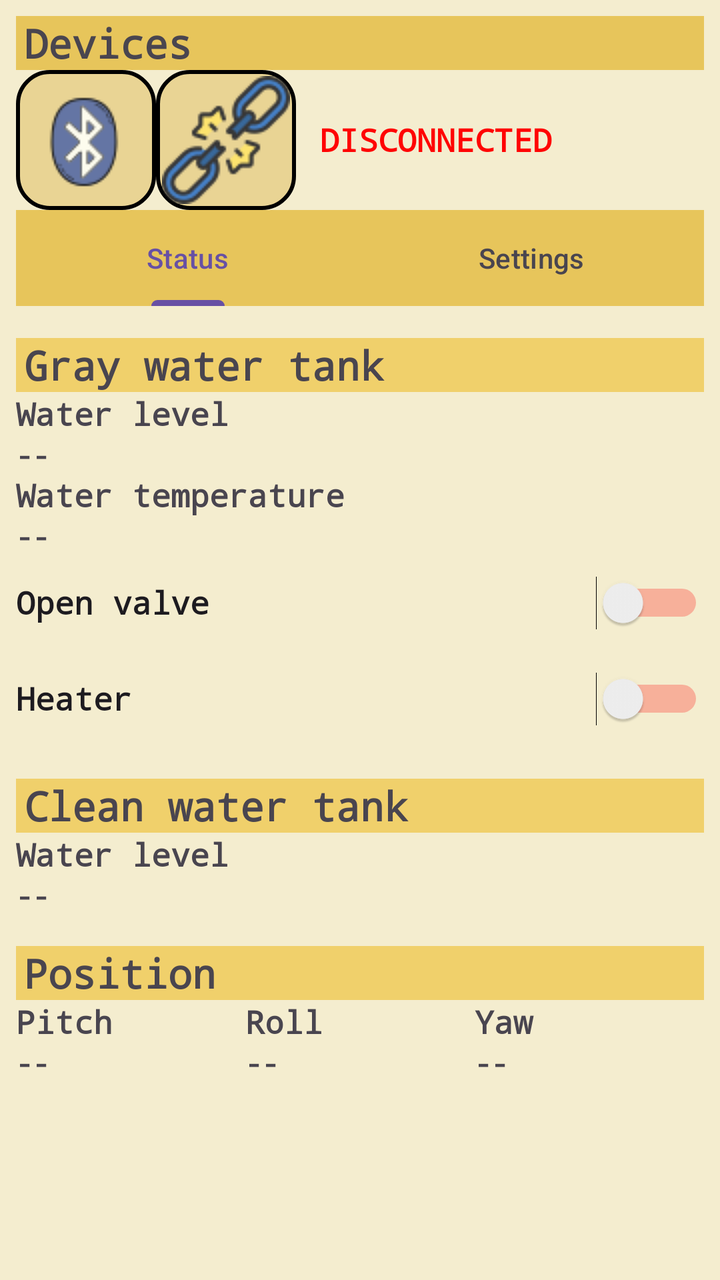
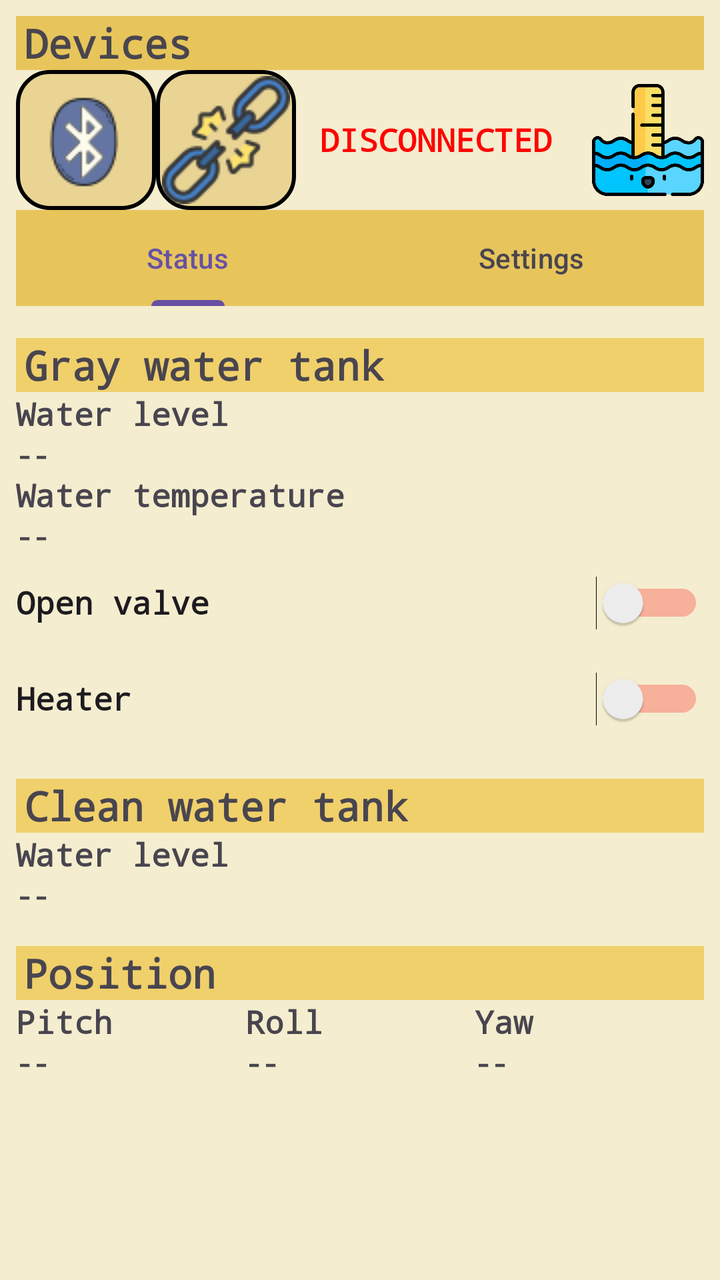

An Android layout rendered at two revisions. The XML below is the earlier revision; the diff shows what the commit changed to produce the second picture.
<!-- AndroidManifest.xml: application theme Theme.TankManager -->
<!-- res/layout/activity_main.xml -->
<?xml version="1.0" encoding="utf-8"?>
<LinearLayout xmlns:android="http://schemas.android.com/apk/res/android"
    xmlns:app="http://schemas.android.com/apk/res-auto"
    xmlns:tools="http://schemas.android.com/tools"
    android:id="@+id/main"
    android:layout_width="match_parent"
    android:layout_height="match_parent"
    android:background="#F4EDCF"
    android:orientation="vertical"
    tools:context=".MainActivity">

    <LinearLayout
        android:layout_width="match_parent"
        android:layout_height="wrap_content"
        android:layout_marginHorizontal="8dp"
        android:layout_marginTop="8dp"
        android:orientation="vertical">

        <TextView
            style="@style/SectionTitle"
            android:background="#E7C55B"
            android:text="@string/devices" />

        <LinearLayout
            android:layout_width="match_parent"
            android:layout_height="70dp"
            android:gravity="center_vertical"
            android:orientation="horizontal">

            <ImageButton
                android:id="@+id/bluetootl_list_btn"
                android:layout_width="70dp"
                android:layout_height="match_parent"
                android:background="@drawable/round_corners"
                android:contentDescription="@string/device_list"
                android:onClick="openBTList"
                app:srcCompat="@drawable/bluetooth" />

            <ImageButton
                android:id="@+id/break_connection_btn"
                android:layout_width="70dp"
                android:layout_height="match_parent"
                android:background="@drawable/round_corners"
                android:contentDescription="@string/disconnect"
                android:onClick="breakBTConnection"
                app:srcCompat="@drawable/broken_link" />

            <TextView
                android:id="@+id/connection_txt"
                style="@style/Label"
                android:layout_marginStart="12dp"
                android:text="@string/disconnected"
                android:textColor="#FF0303" />
        </LinearLayout>
    </LinearLayout>

    <com.google.android.material.tabs.TabLayout
        android:id="@+id/tab_layout"
        android:layout_width="match_parent"
        android:layout_height="wrap_content"
        android:layout_marginHorizontal="8dp"
        android:background="#E7C55B">

        <com.google.android.material.tabs.TabItem
            android:layout_width="wrap_content"
            android:layout_height="wrap_content"
            android:text="@string/tab_status" />

        <com.google.android.material.tabs.TabItem
            android:layout_width="wrap_content"
            android:layout_height="wrap_content"
            android:text="@string/tab_settings" />
    </com.google.android.material.tabs.TabLayout>

    <ScrollView
        android:layout_width="match_parent"
        android:layout_height="0dp"
        android:layout_weight="1"
        android:fillViewport="true">

        <FrameLayout
            android:layout_width="match_parent"
            android:layout_height="wrap_content"
            android:paddingHorizontal="8dp"
            android:paddingBottom="16dp">

            <LinearLayout
                android:id="@+id/status_group"
                android:layout_width="match_parent"
                android:layout_height="wrap_content"
                android:orientation="vertical">

                <TextView
                    style="@style/SectionTitle"
                    android:layout_marginTop="16dp"
                    android:text="@string/gray_water_tank" />

                <TextView
                    style="@style/Label"
                    android:text="@string/water_level" />

                <TextView
                    android:id="@+id/gray_water_lvl_txt"
                    style="@style/Value"
                    android:text="@string/no_value" />

                <TextView
                    style="@style/Label"
                    android:text="@string/water_temperature" />

                <TextView
                    android:id="@+id/gray_water_lvl_temp"
                    style="@style/Value"
                    android:text="@string/no_value" />

                <Switch
                    android:id="@+id/open_valve_switch"
                    style="@style/Label"
                    android:layout_height="48dp"
                    android:text="@string/open_valve"
                    android:trackTint="#FF0000" />

                <Switch
                    android:id="@+id/heate_on_light"
                    style="@style/Label"
                    android:layout_height="48dp"
                    android:clickable="false"
                    android:focusable="false"
                    android:text="@string/heater"
                    android:trackTint="#FF0000" />

                <TextView
                    style="@style/SectionTitle"
                    android:layout_marginTop="16dp"
                    android:text="@string/clean_water_tank" />

                <TextView
                    style="@style/Label"
                    android:text="@string/water_level" />

                <TextView
                    android:id="@+id/clean_water_lvl_txt"
                    style="@style/Value"
                    android:text="@string/no_value" />

                <TextView
                    style="@style/SectionTitle"
                    android:layout_marginTop="16dp"
                    android:text="@string/position" />

                <LinearLayout
                    android:layout_width="match_parent"
                    android:layout_height="wrap_content"
                    android:baselineAligned="false"
                    android:orientation="horizontal">

                    <LinearLayout
                        android:layout_width="0dp"
                        android:layout_height="wrap_content"
                        android:layout_weight="1"
                        android:orientation="vertical">

                        <TextView
                            style="@style/Label"
                            android:text="@string/pitch" />

                        <TextView
                            android:id="@+id/pitch_num"
                            style="@style/Value"
                            android:text="@string/no_value" />
                    </LinearLayout>

                    <LinearLayout
                        android:layout_width="0dp"
                        android:layout_height="wrap_content"
                        android:layout_weight="1"
                        android:orientation="vertical">

                        <TextView
                            style="@style/Label"
                            android:text="@string/roll" />

                        <TextView
                            android:id="@+id/roll_num"
                            style="@style/Value"
                            android:text="@string/no_value" />
                    </LinearLayout>

                    <LinearLayout
                        android:layout_width="0dp"
                        android:layout_height="wrap_content"
                        android:layout_weight="1"
                        android:orientation="vertical">

                        <TextView
                            style="@style/Label"
                            android:text="@string/yaw" />

                        <TextView
                            android:id="@+id/yaw_num"
                            style="@style/Value"
                            android:text="@string/no_value" />
                    </LinearLayout>
                </LinearLayout>
            </LinearLayout>

            <LinearLayout
                android:id="@+id/settings_layout"
                android:layout_width="match_parent"
                android:layout_height="wrap_content"
                android:orientation="vertical"
                android:visibility="gone">

                <TextView
                    style="@style/SectionTitle"
                    android:layout_marginTop="16dp"
                    android:text="@string/settings_gray_tank" />

                <Switch
                    android:id="@+id/buzzer_switch"
                    style="@style/Label"
                    android:layout_height="48dp"
                    android:text="@string/settings_buzzer" />

                <TextView
                    android:id="@+id/gray_threshold_label"
                    style="@style/Label"
                    android:layout_marginTop="8dp" />

                <SeekBar
                    android:id="@+id/gray_threshold_seek"
                    android:layout_width="match_parent"
                    android:layout_height="48dp"
                    android:max="10" />

                <TextView
                    style="@style/SectionTitle"
                    android:layout_marginTop="16dp"
                    android:text="@string/settings_heating" />

                <Switch
                    android:id="@+id/auto_heating_switch"
                    style="@style/Label"
                    android:layout_height="48dp"
                    android:text="@string/settings_auto_heating" />

                <TextView
                    android:id="@+id/heating_threshold_label"
                    style="@style/Label"
                    android:layout_marginTop="8dp" />

                <SeekBar
                    android:id="@+id/heating_threshold_seek"
                    android:layout_width="match_parent"
                    android:layout_height="48dp"
                    android:max="4" />
            </LinearLayout>
        </FrameLayout>
    </ScrollView>
</LinearLayout>
<!-- resources referenced by this layout -->
<resources>
  <!-- drawable bluetooth: png bitmap (drawable, 1836 bytes) -->
  <!-- drawable broken_link: png bitmap (drawable, 4077 bytes) -->
  <!-- drawable round_corners (drawable) -->
  <?xml version="1.0" encoding="utf-8"?>
  <shape xmlns:android="http://schemas.android.com/apk/res/android">
      <solid android:color="#E9D494" />
      <corners android:radius="16dp" />
      <stroke android:width="2dp" />
  
  </shape>
  <string name="clean_water_tank">Clean water tank</string>
  <string name="device_list">Bluetooth devices</string>
  <string name="devices">Devices</string>
  <string name="disconnect">Disconnect</string>
  <string name="disconnected">DISCONNECTED</string>
  <string name="gray_water_tank">Gray water tank</string>
  <string name="heater">Heater</string>
  <string name="no_value">--</string>
  <string name="open_valve">Open valve</string>
  <string name="pitch">Pitch</string>
  <string name="position">Position</string>
  <string name="roll">Roll</string>
  <string name="settings_auto_heating">Auto-heating</string>
  <string name="settings_buzzer">Buzzer alarm</string>
  <string name="settings_gray_tank">Gray water tank</string>
  <string name="settings_heating">Heating</string>
  <string name="tab_settings">Settings</string>
  <string name="tab_status">Status</string>
  <string name="water_level">Water level</string>
  <string name="water_temperature">Water temperature</string>
  <string name="yaw">Yaw</string>
  <style name="Label">
          <item name="android:layout_width">match_parent</item>
          <item name="android:layout_height">wrap_content</item>
          <item name="android:fontFamily">monospace</item>
          <item name="android:textSize">16sp</item>
          <item name="android:textStyle">bold</item>
      </style>
  <style name="SectionTitle">
          <item name="android:layout_width">match_parent</item>
          <item name="android:layout_height">wrap_content</item>
          <item name="android:background">#F0D06B</item>
          <item name="android:fontFamily">monospace</item>
          <item name="android:textSize">20sp</item>
          <item name="android:textStyle">bold</item>
          <item name="android:paddingStart">4dp</item>
          <item name="android:paddingEnd">4dp</item>
      </style>
  <style name="Value">
          <item name="android:layout_width">match_parent</item>
          <item name="android:layout_height">wrap_content</item>
          <item name="android:fontFamily">monospace</item>
          <item name="android:textSize">14sp</item>
          <item name="android:textStyle">bold</item>
      </style>
  <style name="Theme.TankManager" parent="Base.Theme.TankManager" />
  <style name="Base.Theme.TankManager" parent="Theme.Material3.Light.NoActionBar" />
</resources>

<!-- the commit's change to res/layout/activity_main.xml (unified diff, before → after) -->
@@ -48,9 +48,17 @@
             <TextView
                 android:id="@+id/connection_txt"
                 style="@style/Label"
+                android:layout_width="0dp"
                 android:layout_marginStart="12dp"
+                android:layout_weight="1"
                 android:text="@string/disconnected"
                 android:textColor="#FF0303" />
+
+            <ImageView
+                android:layout_width="56dp"
+                android:layout_height="56dp"
+                android:contentDescription="@string/app_name"
+                app:srcCompat="@drawable/water_level" />
         </LinearLayout>
     </LinearLayout>
 
<!-- resource entries referenced after the edit -->
@@ -10,6 +10,8 @@
       <stroke android:width="2dp" />
   
   </shape>
+  <!-- drawable water_level: png bitmap (drawable, 26072 bytes) -->
+  <string name="app_name">Tank Manager</string>
   <string name="clean_water_tank">Clean water tank</string>
   <string name="device_list">Bluetooth devices</string>
   <string name="devices">Devices</string>
